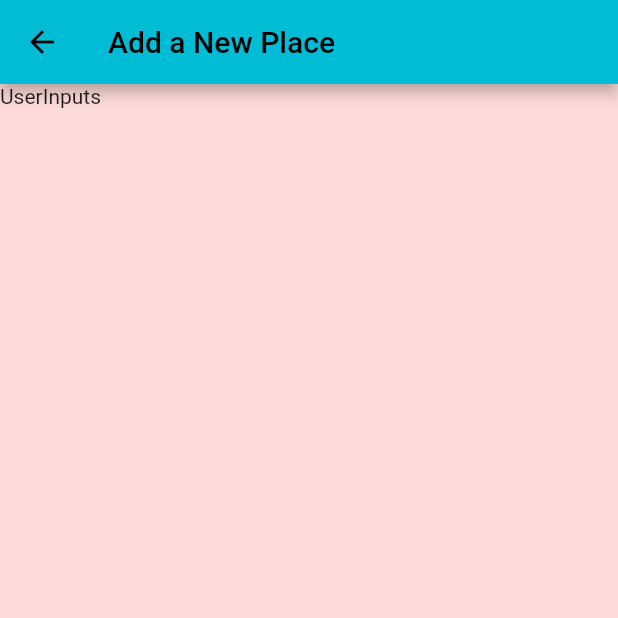
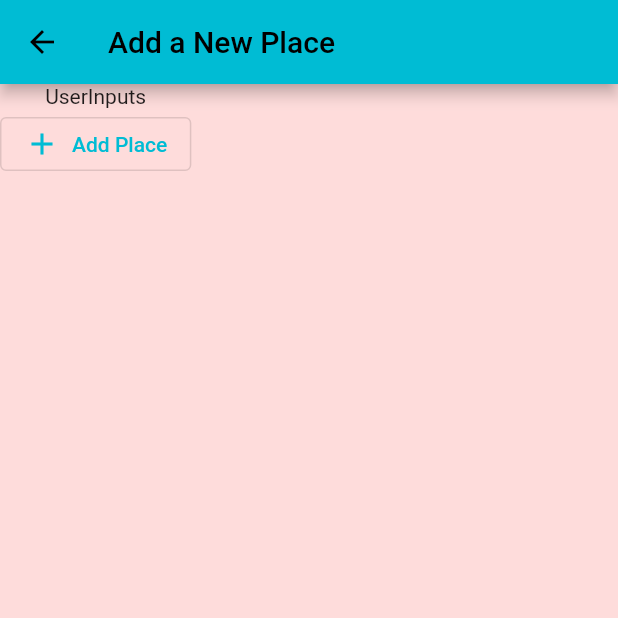
Before and after one commit to Khan-06/Great_Places, a Flutter app: the AddPlaceScreen screen opened directly, on a phone screen of 412 x 824 dp, the top half of it. Run offline on Flutter 3.47's test engine with Material 2 defaults, Android fonts, the phone set to English and light mode, and no system bars.

Commit message:
Adding outlined button.icon!

```diff
--- a/lib/screens/add_place_screen.dart
+++ b/lib/screens/add_place_screen.dart
@@ -16,7 +16,8 @@ class _AddPlaceScreenState extends State<AddPlaceScreen> {
       ),
       body: Column(
         children: [
-          const Text('UserInputs')
+          const Text('UserInputs'),
+          OutlinedButton.icon(onPressed: (){}, icon: const Icon(Icons.add), label: const Text('Add Place')),
         ],
       ),
     );
```
